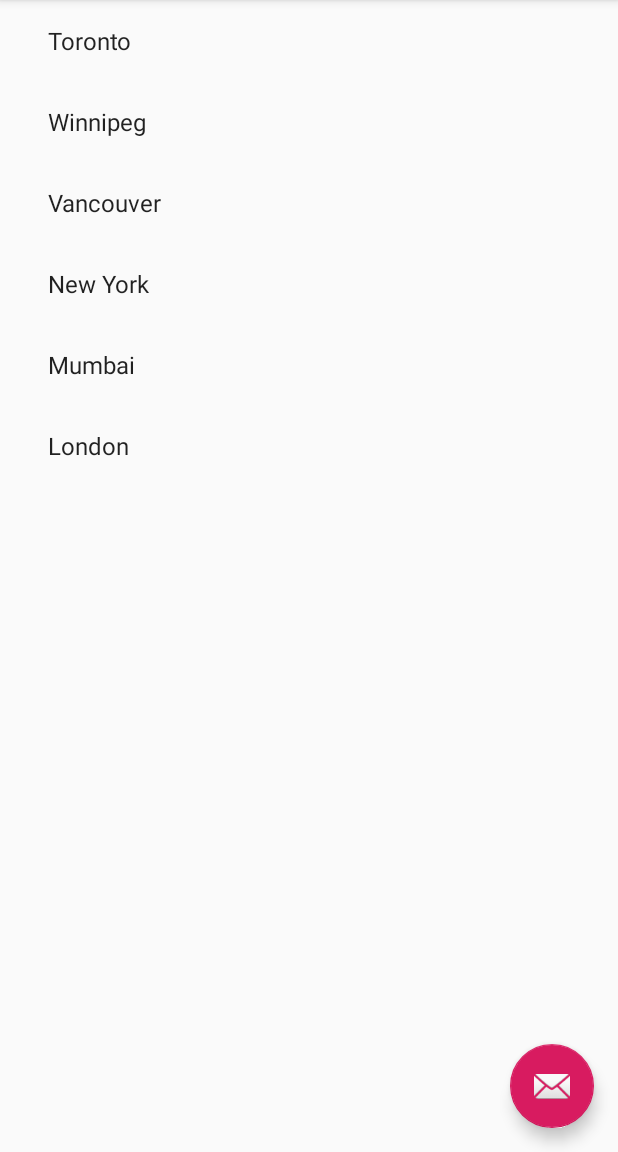
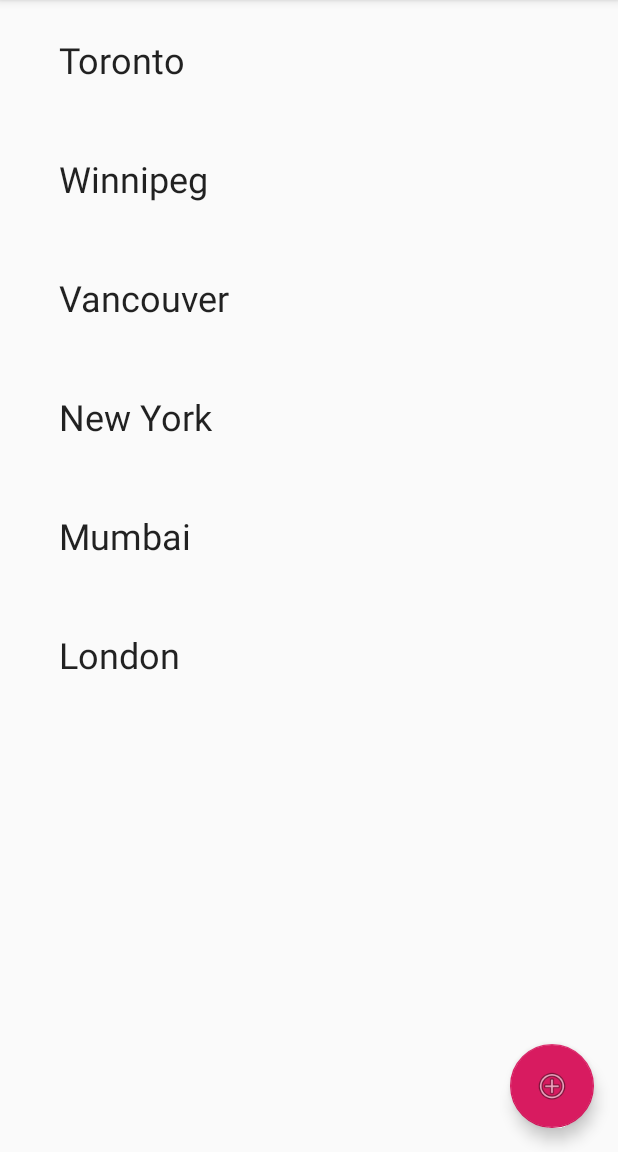
Before and after one commit to joy6005/BackBaseWeatherApplication, an Android app: the screen it shows after launch (HomeActivity), on a phone screen of 412 x 824 dp, the part 84-1236 px from its top. Run offline under Robolectric (Android 15) with nearby library versions, the phone set to English and light mode, and no system bars; our stand-ins replace Room's generated code.

Commit message:
Search city from list code added and some refactoring

```diff
--- a/app/src/main/java/com/backbase/weatherapp/ui/home/HomeActivity.java
+++ b/app/src/main/java/com/backbase/weatherapp/ui/home/HomeActivity.java
@@ -1,9 +1,12 @@
 package com.backbase.weatherapp.ui.home;
 
+import android.app.SearchManager;
+import android.content.Context;
 import android.os.Bundle;
 import android.support.annotation.NonNull;
 import android.support.v7.app.AppCompatActivity;
 import android.support.v7.widget.RecyclerView;
+import android.support.v7.widget.SearchView;
 import android.support.v7.widget.Toolbar;
 import android.support.design.widget.FloatingActionButton;
 import android.support.design.widget.Snackbar;
@@ -23,12 +26,14 @@ import com.backbase.weatherapp.ui.settings.SettingsActivity;
 
 import java.util.List;
 
-public class HomeActivity extends AppCompatActivity
+public class HomeActivity extends AppCompatActivity implements SearchView.OnQueryTextListener
 {
     private boolean mTwoPane;
     private List<FavoriteCity>mFavoriteCityList;
     private FavoriteCitiesRecyclerViewAdapter mFavoriteCitiesRecyclerViewAdapter;
-    private static String []cityName = {"Toronto", "Edmonton", "Winnipeg", "Ottawa", "Vancouver"};
+    private SearchView searchView;
+    private MenuItem searchMenuItem;
+
     @Override
     protected void onCreate(Bundle savedInstanceState)
     {
@@ -45,8 +50,7 @@ public class HomeActivity extends AppCompatActivity
             @Override
             public void onClick(View view)
             {
-                Snackbar.make(view, "Replace with your own action", Snackbar.LENGTH_LONG)
-                        .setAction("Action", null).show();
+
             }
         });
 
@@ -64,6 +68,15 @@ public class HomeActivity extends AppCompatActivity
     public boolean onCreateOptionsMenu(Menu menu) {
         MenuInflater inflater = getMenuInflater();
         inflater.inflate(R.menu.menu_main, menu);
+        SearchManager searchManager = (SearchManager)
+                getSystemService(Context.SEARCH_SERVICE);
+        searchMenuItem = menu.findItem(R.id.action_search);
+        searchView = (SearchView) searchMenuItem.getActionView();
+
+        searchView.setSearchableInfo(searchManager.
+                getSearchableInfo(getComponentName()));
+        searchView.setSubmitButtonEnabled(true);
+        searchView.setOnQueryTextListener(this);
         return true;
     }
 
@@ -79,10 +92,6 @@ public class HomeActivity extends AppCompatActivity
                 SettingsActivity.start(this);
                 return true;
 
-            case R.id.action_search:
-                Toast.makeText(this," action clicked", Toast.LENGTH_LONG).show();
-                return true;
-
             default:
                 return super.onOptionsItemSelected(item);
 
@@ -93,9 +102,21 @@ public class HomeActivity extends AppCompatActivity
     {
         List<FavoriteCity>mFavoriteCityList = BackBaseApplication.getGlobalApplicationInstance().getDB().favorityCityDao().getAll();
         Log.d("SIZE", "COUNT : " + mFavoriteCityList.size());
-        mFavoriteCitiesRecyclerViewAdapter = new FavoriteCitiesRecyclerViewAdapter(this, mFavoriteCityList, mTwoPane);
+        mFavoriteCitiesRecyclerViewAdapter = new FavoriteCitiesRecyclerViewAdapter(this, mFavoriteCityList, mTwoPane, recyclerView);
         recyclerView.setAdapter(mFavoriteCitiesRecyclerViewAdapter);
     }
 
+    @Override
+    public boolean onQueryTextSubmit(String query) {
+        mFavoriteCitiesRecyclerViewAdapter.getFilter().filter(query);
+        return true;
+    }
+
+    @Override
+    public boolean onQueryTextChange(String newText) {
+        //mFavoriteCitiesRecyclerViewAdapter.getFilter().filter(newText);
+
+        return true;
+    }
 
 }
--- a/app/src/main/java/com/backbase/weatherapp/utils/BackBaseUtils.java
+++ b/app/src/main/java/com/backbase/weatherapp/utils/BackBaseUtils.java
@@ -9,6 +9,7 @@ public class BackBaseUtils
 {
     private static String API_KEY = "c6e381d8c7ff98f0fee43775817cf6ad";
     private static String TEMP_UNITS = "metric";
+
     public static String getDateFromTimeStamp(long time)
     {
         Calendar cal = Calendar.getInstance(Locale.ENGLISH);
--- a/app/src/main/res/layout/activity_home_list.xml
+++ b/app/src/main/res/layout/activity_home_list.xml
@@ -36,7 +36,8 @@
         android:layout_height="wrap_content"
         android:layout_gravity="bottom|end"
         android:layout_margin="@dimen/fab_margin"
-        app:srcCompat="@android:drawable/ic_dialog_email" />
+        android:tooltipText="Click to add new City"
+        app:srcCompat="@android:drawable/ic_menu_add" />
 
 
 </android.support.design.widget.CoordinatorLayout>
--- a/app/src/main/res/layout/item_list_content.xml
+++ b/app/src/main/res/layout/item_list_content.xml
@@ -1,12 +1,17 @@
 <?xml version="1.0" encoding="utf-8"?>
 <LinearLayout xmlns:android="http://schemas.android.com/apk/res/android"
-              android:layout_width="wrap_content"
+              android:layout_width="match_parent"
               android:layout_height="wrap_content"
+              android:layout_margin="2dp"
               android:orientation="horizontal">
+
     <TextView
         android:id="@+id/lblCityName"
-        android:layout_width="wrap_content"
+        android:layout_width="match_parent"
         android:layout_height="wrap_content"
         android:layout_margin="@dimen/text_margin"
-        android:textAppearance="?attr/textAppearanceListItem"/>
+        android:padding="5dp"
+        android:text="City Name"
+        android:textAppearance="?attr/textAppearanceListItem"
+        android:textSize="24sp"/>
 </LinearLayout>
```
Also changed, not shown: app/src/main/java/com/backbase/weatherapp/adapters/FavoriteCitiesRecyclerViewAdapter.java (+54 -2 lines), 1 other file.
